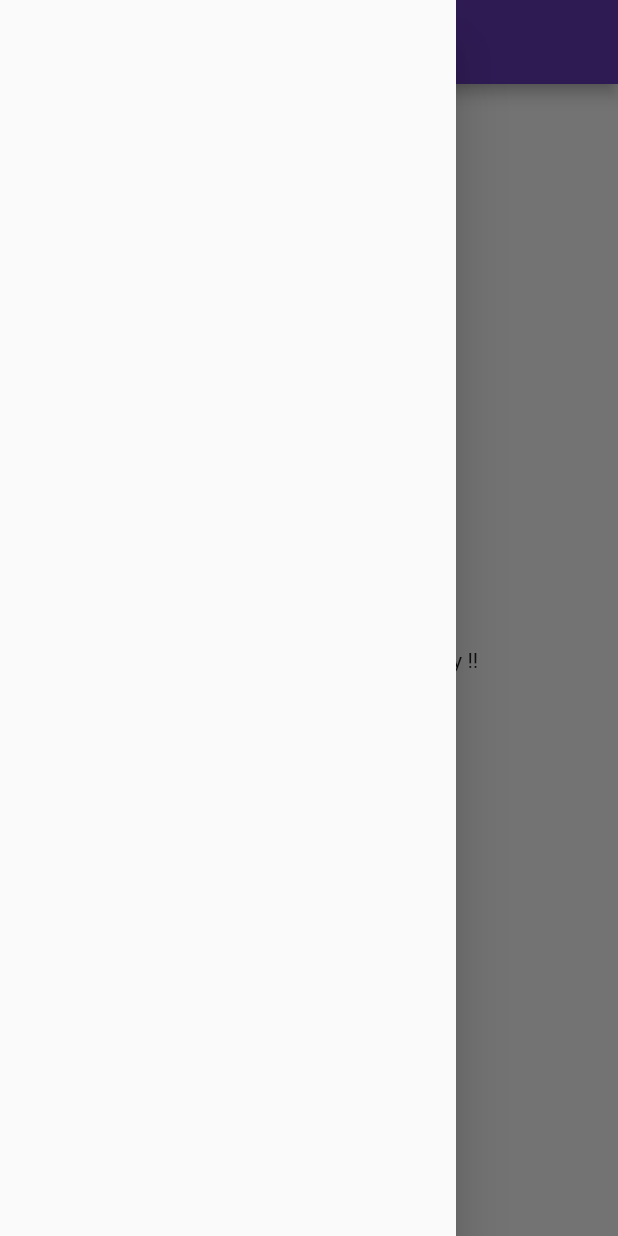
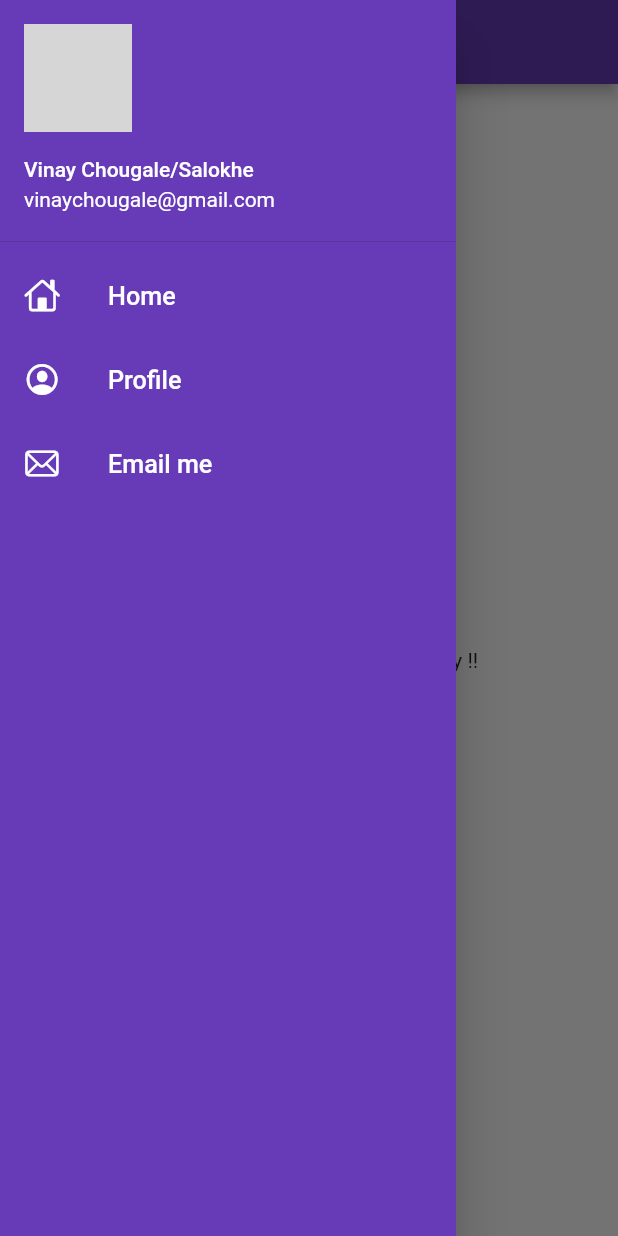
Before and after one commit to Vinay9222/7-Days-of-Flutter, a Flutter app: the HomePage screen opened by its route, with the side drawer open, on a phone screen of 412 x 824 dp. Run offline on Flutter 3.47's test engine with Material 2 defaults, Android fonts, the phone set to English and light mode, and no system bars; network calls fail; grey boxes are pictures that could not be loaded.

Commit message:
Day9 Completed

```diff
--- a/lib/pages/home_page.dart
+++ b/lib/pages/home_page.dart
@@ -1,4 +1,5 @@
 import 'package:flutter/material.dart';
+import 'package:stock/widgets/drwer.dart';
 
 class HomePage extends StatelessWidget {
   const HomePage({super.key});
@@ -16,7 +17,7 @@ class HomePage extends StatelessWidget {
           child: Text("Welcome to $days new day with $name !!"),
         ),
       ),
-      drawer: Drawer(),
+      drawer: MyDrawer(),
     );
   }
 }
--- /dev/null
+++ b/lib/widgets/drwer.dart
@@ -0,0 +1,63 @@
+import 'package:flutter/cupertino.dart';
+import "package:flutter/material.dart";
+
+class MyDrawer extends StatelessWidget {
+  const MyDrawer({super.key});
+
+  @override
+  Widget build(BuildContext context) {
+    final imageUrl =
+        "https://media.licdn.com/dms/image/D4D03AQEJX2Y1uWMK4Q/profile-displayphoto-shrink_800_800/0/1701446601837?e=2147483647&v=beta&t=ywiczPSoiTUjujPytZjam6NkKCmoe9noLZE6Id_FJFQ";
+    return Drawer(
+        child: Container(
+      color: Colors.deepPurple,
+      child: ListView(
+        children: [
+          DrawerHeader(
+            padding: EdgeInsets.zero,
+            child: UserAccountsDrawerHeader(
+              margin: EdgeInsets.zero,
+              accountName: Text("Vinay Chougale/Salokhe"),
+              accountEmail: Text("vinaychougale@gmail.com"),
+              currentAccountPicture:
+                  CircleAvatar(backgroundImage: NetworkImage(imageUrl)),
+            ),
+          ),
+          ListTile(
+            leading: Icon(
+              CupertinoIcons.home,
+              color: Colors.white,
+            ),
+            title: Text(
+              'Home',
+              textScaleFactor: 1.2,
+              style: TextStyle(color: Colors.white),
+            ),
+          ),
+          ListTile(
+            leading: Icon(
+              CupertinoIcons.profile_circled,
+              color: Colors.white,
+            ),
+            title: Text(
+              'Profile',
+              textScaleFactor: 1.2,
+              style: TextStyle(color: Colors.white),
+            ),
+          ),
+          ListTile(
+            leading: Icon(
+              CupertinoIcons.mail,
+              color: Colors.white,
+            ),
+            title: Text(
+              'Email me',
+              textScaleFactor: 1.2,
+              style: TextStyle(color: Colors.white),
+            ),
+          )
+        ],
+      ),
+    ));
+  }
+}
```
Also changed, not shown: lib/pages/login_page.dart (+0 -9 lines), 1 other file.
